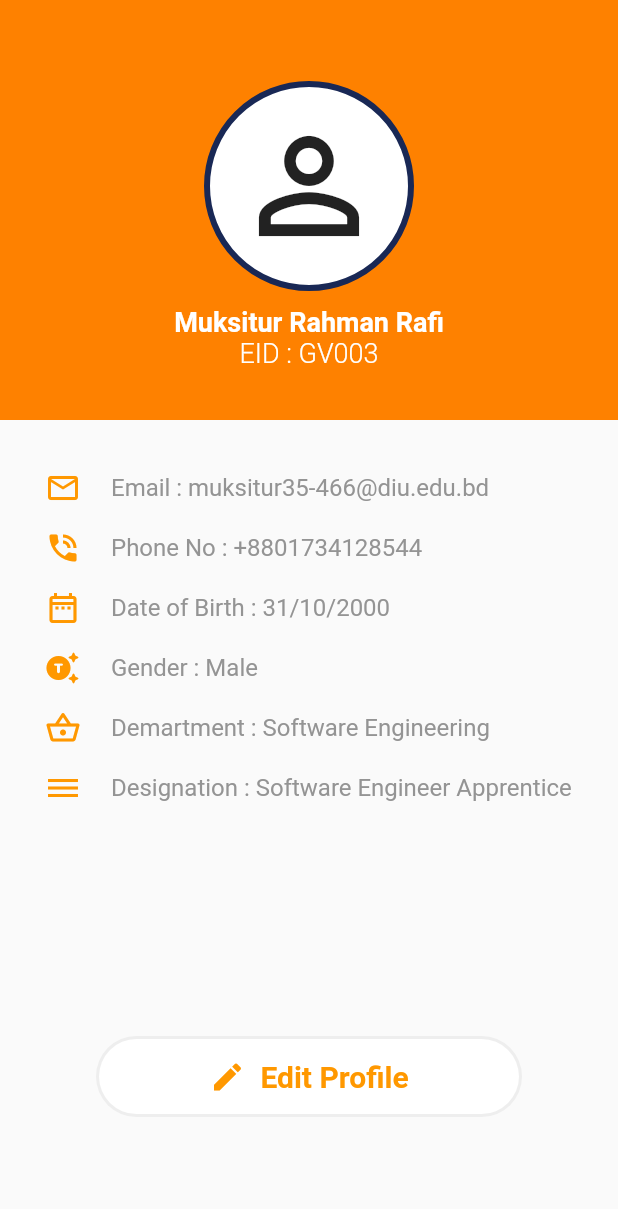
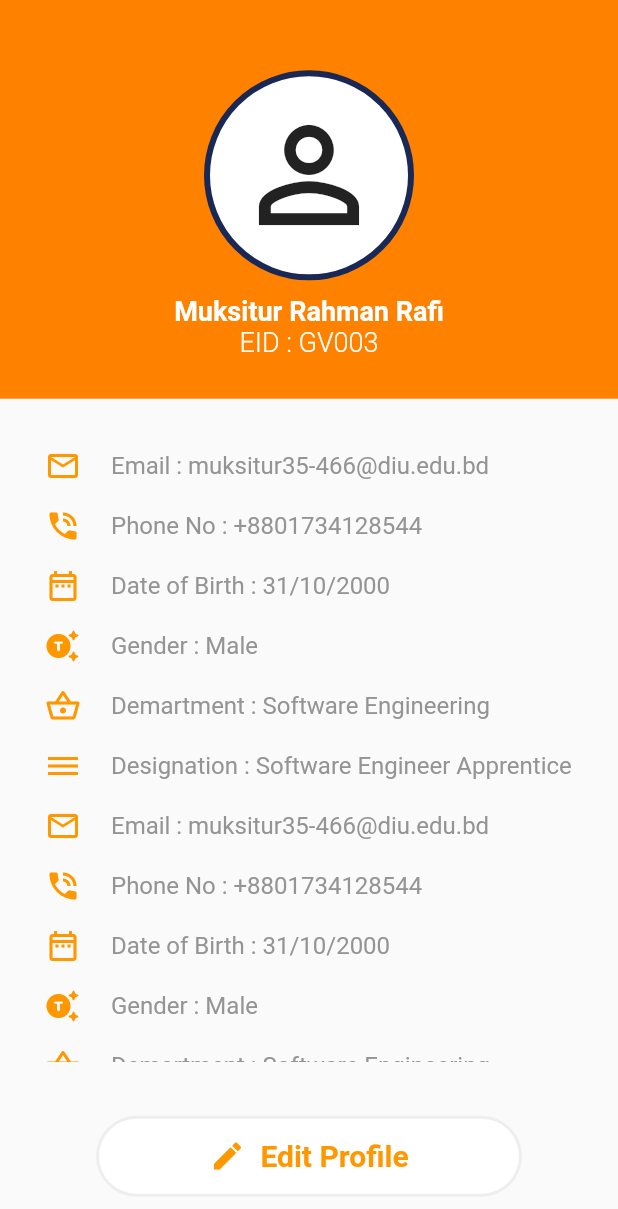
Before and after one commit to alaminrafiar/grapview_attendance, a Flutter app: the Profile screen opened directly, on a phone screen of 412 x 824 dp. Shown: the top 1209 px of the screen. Run offline on Flutter 3.47's test engine with Material 2 defaults, Android fonts, the phone set to English and light mode, and no system bars.

Commit message:
responsive

```diff
--- a/lib/Pages/LoginPage/LoginPage.dart
+++ b/lib/Pages/LoginPage/LoginPage.dart
@@ -142,7 +142,7 @@ class _LoginPageState extends State<LoginPage> {
                       context,
                       MaterialPageRoute(
                           builder: (c) =>  const ForgotPassword()));
-                }, child: const Text("Fogot Password",style: TextStyle(color: Color(0xFF192855),fontSize: 18),))
+                }, child: const Text("Reset Password",style: TextStyle(color: Color(0xFF192855),fontSize: 18),))
               ],
             ),
           ),
--- a/lib/Pages/Profile/Profile.dart
+++ b/lib/Pages/Profile/Profile.dart
@@ -9,15 +9,20 @@ class Profile extends StatefulWidget {
 }
 
 class _ProfileState extends State<Profile> {
+  double screenHeight = 0;
+  double screenWidth = 0;
+
   @override
   Widget build(BuildContext context) {
+    screenHeight = MediaQuery.of(context).size.height;
+    screenWidth = MediaQuery.of(context).size.width;
+
     return Scaffold(
-      body: SingleChildScrollView(
-        child: Column(
+      body: Column(
         children: [
           Container(
-              height: 280,
-              width: double.infinity,
+            height: screenHeight/3.1,
+            width: screenWidth,
             decoration: BoxDecoration(
               color: Color(0xFFFE8100),
             ),
@@ -94,8 +99,12 @@ class _ProfileState extends State<Profile> {
           ),
           SizedBox(height: 30,),
           Container(
-              height: MediaQuery.of(context).size.height/ 3,
-              width: MediaQuery.of(context).size.width/ 1,
+            width: screenWidth /1,
+            height: screenHeight/2,
+            child: Column(
+              children: [
+                Expanded(
+                  child: SingleChildScrollView(
                     child: Column(
                       children: [
                         Row(
@@ -151,10 +160,96 @@ class _ProfileState extends State<Profile> {
                             Text("Designation : Software Engineer Apprentice",style: TextStyle(color: Color(0xFF949494),fontSize: 16),),
                           ],
                         ),
+                        SizedBox(height: 10,),
+                        Row(
+                          children: [
+                            Padding(padding: EdgeInsets.all(15)),
+                            Icon(Icons.email_outlined,color: Colors.orange,),
+                            SizedBox(width: 20,),
+                            Text("Email : muksitur35-466@diu.edu.bd",style: TextStyle(color: Color(0xFF949494),fontSize: 16),),
+                          ],
+                        ),
+                        SizedBox(height: 10,),
+                        Row(
+                          children: [
+                            Padding(padding: EdgeInsets.all(15)),
+                            Icon(Icons.phone_in_talk,color: Colors.orange,),
+                            SizedBox(width: 20,),
+                            Text("Phone No : +8801734128544",style: TextStyle(color: Color(0xFF949494),fontSize: 16),),
+                          ],
+                        ),
+                        SizedBox(height: 10,),
+                        Row(
+                          children: [
+                            Padding(padding: EdgeInsets.all(15)),
+                            Icon(Icons.date_range_outlined,color: Colors.orange,),
+                            SizedBox(width: 20,),
+                            Text("Date of Birth : 31/10/2000",style: TextStyle(color: Color(0xFF949494),fontSize: 16),),
+                          ],
+                        ),
+                        SizedBox(height: 10,),
+                        Row(
+                          children: [
+                            Padding(padding: EdgeInsets.all(15)),
+                            Icon(Icons.generating_tokens_rounded,color: Colors.orange,),
+                            SizedBox(width: 20,),
+                            Text("Gender : Male",style: TextStyle(color: Color(0xFF949494),fontSize: 16),),
+                          ],
+                        ),
+                        SizedBox(height: 10,),
+                        Row(
+                          children: [
+                            Padding(padding: EdgeInsets.all(15)),
+                            Icon(Icons.shopping_basket_outlined,color: Colors.orange,),
+                            SizedBox(width: 20,),
+                            Text("Demartment : Software Engineering",style: TextStyle(color: Color(0xFF949494),fontSize: 16),),
+                          ],
+                        ),
+                        SizedBox(height: 10,),
+                        Row(
+                          children: [
+                            Padding(padding: EdgeInsets.all(15)),
+                            Icon(Icons.dehaze_sharp,color: Colors.orange,),
+                            SizedBox(width: 20,),
+                            Text("Designation : Software Engineer Apprentice",style: TextStyle(color: Color(0xFF949494),fontSize: 16),),
+                          ],
+                        ),
+                        SizedBox(height: 10,),
+                        Row(
+                          children: [
+                            Padding(padding: EdgeInsets.all(15)),
+                            Icon(Icons.generating_tokens_rounded,color: Colors.orange,),
+                            SizedBox(width: 20,),
+                            Text("Gender : Male",style: TextStyle(color: Color(0xFF949494),fontSize: 16),),
+                          ],
+                        ),
+                        SizedBox(height: 10,),
+                        Row(
+                          children: [
+                            Padding(padding: EdgeInsets.all(15)),
+                            Icon(Icons.shopping_basket_outlined,color: Colors.orange,),
+                            SizedBox(width: 20,),
+                            Text("Demartment : Software Engineering",style: TextStyle(color: Color(0xFF949494),fontSize: 16),),
+                          ],
+                        ),
+                        SizedBox(height: 10,),
+                        Row(
+                          children: [
+                            Padding(padding: EdgeInsets.all(15)),
+                            Icon(Icons.dehaze_sharp,color: Colors.orange,),
+                            SizedBox(width: 20,),
+                            Text("Designation : Software Engineer Apprentice",style: TextStyle(color: Color(0xFF949494),fontSize: 16),),
+                          ],
+                        ),
+                        SizedBox(height: 10,),
                       ],
                     ),
                   ),
-            SizedBox(height: 100,),
+                )
+              ],
+            ),
+          ),
+          SizedBox(height: 30,),
           TextButton(
             onPressed: (){
               Navigator.push(
@@ -186,8 +281,8 @@ class _ProfileState extends State<Profile> {
               ),
             ),
           ),
+          SizedBox(height: 20,),
         ],
-        ),
       ),
     );
   }
--- /dev/null
+++ b/lib/model/user.dart
@@ -0,0 +1,7 @@
+class User {
+  static String email = "";
+  static String fullName = "";
+  static String phoneNumber = "";
+  static String gender = "";
+  static bool canEdit = true;
+}
```
Lines whose indentation alone changed are shown as unchanged.
